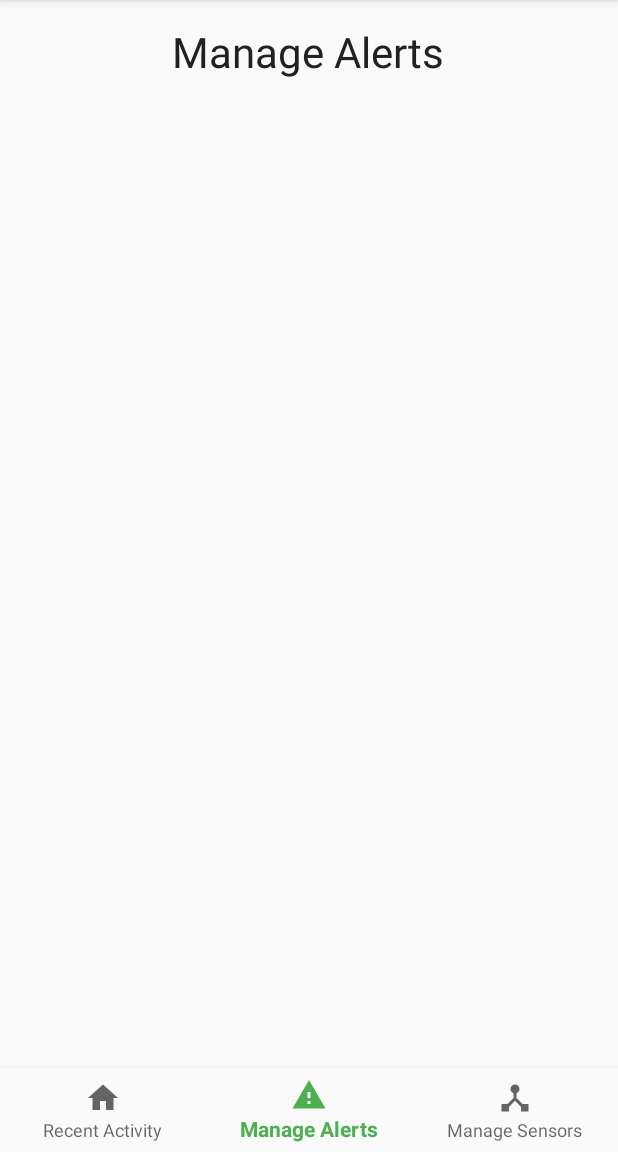
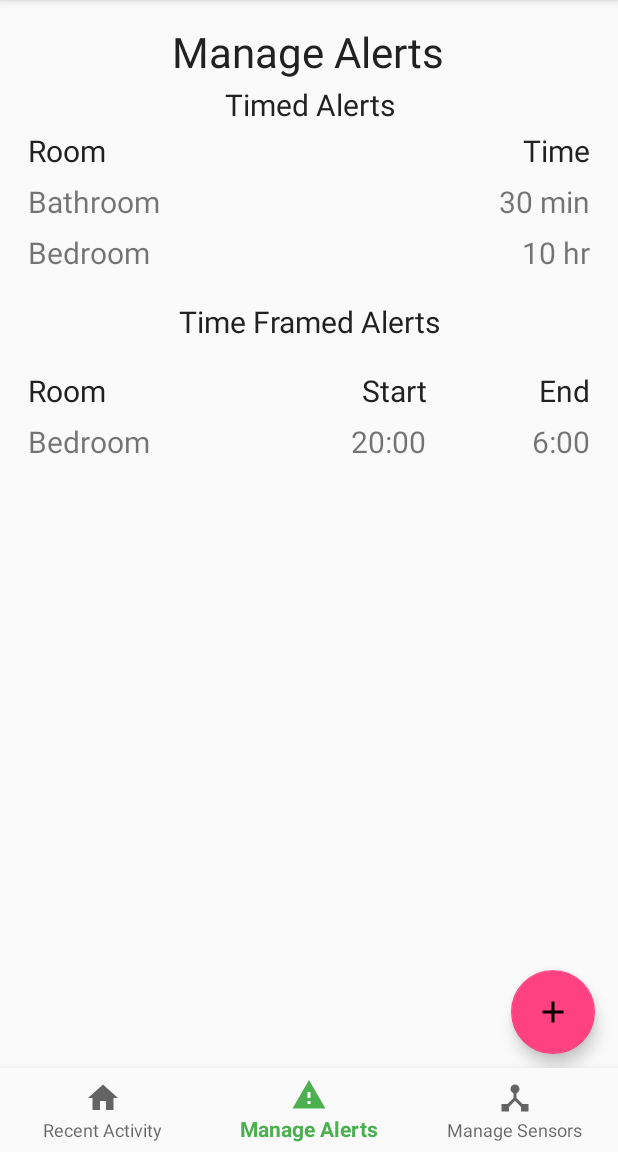
Before and after one commit to philippelorange/CareSense, an Android app: the screen it shows after launch (MainActivity), item 2 of the bottom bar chosen, on a phone screen of 412 x 824 dp, the part 84-1236 px from its top. Run offline under Robolectric (Android 15) with nearby library versions, the light colour scheme and no system bars; our stand-ins replace Firebase (no records; nobody signed in at launch, a user with empty details on screens opened directly).

Commit message:
fixed comments

```diff
--- /dev/null
+++ b/app/src/main/res/drawable-v24/ic_warning_red_24dp.xml
@@ -0,0 +1,9 @@
+<vector xmlns:android="http://schemas.android.com/apk/res/android"
+        android:width="24dp"
+        android:height="24dp"
+        android:viewportWidth="24.0"
+        android:viewportHeight="24.0">
+    <path
+        android:fillColor="#FF00"
+        android:pathData="M1,21h22L12,2 1,21zM13,18h-2v-2h2v2zM13,14h-2v-4h2v4z"/>
+</vector>
--- /dev/null
+++ b/app/src/main/res/drawable/ic_add_black_24dp.xml
@@ -0,0 +1,9 @@
+<vector xmlns:android="http://schemas.android.com/apk/res/android"
+        android:width="24dp"
+        android:height="24dp"
+        android:viewportWidth="24.0"
+        android:viewportHeight="24.0">
+    <path
+        android:fillColor="#FF000000"
+        android:pathData="M19,13h-6v6h-2v-6H5v-2h6V5h2v6h6v2z"/>
+</vector>
--- a/app/src/main/res/layout/fragment_alerts.xml
+++ b/app/src/main/res/layout/fragment_alerts.xml
@@ -13,16 +13,143 @@
         android:layout_height="wrap_content"
         android:text="@string/title_alerts"
         android:textColor="@color/primary_text"
-        android:textSize="28sp"/>
+        android:textSize="28sp"
+        android:layout_alignParentTop="true"/>
+    <LinearLayout
+        android:layout_width="match_parent"
+        android:layout_height="wrap_content"
+        android:orientation="vertical"
+        android:layout_marginTop="56dp">
+        <TextView
+            android:layout_width="match_parent"
+            android:layout_height="wrap_content"
+            android:textAlignment="center"
+            android:text="@string/alertTable"
+            android:textSize="20sp"
+            android:textColor="@color/primary_text"/>
+    <TableLayout
+        android:layout_width="match_parent"
+        android:layout_height="wrap_content"
 
-    <android.support.v7.widget.RecyclerView
-        android:id="@+id/alert_list"
-        android:layout_below="@+id/home_title"
-        android:layout_width="fill_parent"
+        android:layout_marginLeft="15dp"
+        android:layout_marginBottom="15dp"
+        android:layout_marginRight="15dp">
+        <TableRow android:layout_width="match_parent">
+            <TextView
+                android:layout_weight="1"
+                android:layout_column="1"
+                android:text="@string/roomTitle"
+                android:padding="3dp"
+                android:textSize="20sp"
+                android:textColor="@color/primary_text"
+                />
+            <TextView
+                android:layout_weight="1"
+                android:text="@string/timeTitle"
+                android:gravity="end"
+                android:padding="3dp"
+                android:textSize="20sp"
+                android:textColor="@color/primary_text"
+                />
+        </TableRow>
+
+        <TableRow android:layout_width="match_parent">
+            <TextView
+                android:layout_column="1"
+                android:layout_weight="1"
+                android:text="@string/alertRoom1"
+                android:padding="3dip"
+                android:textSize="20sp"/>
+            <TextView
+                android:text="@string/alertTime1"
+                android:layout_weight="1"
+                android:gravity="end"
+                android:padding="3dp"
+                android:textSize="20sp"/>
+        </TableRow>
+        <TableRow android:layout_width="match_parent">
+            <TextView
+                android:layout_column="1"
+                android:layout_weight="1"
+                android:text="@string/alertRoom2"
+                android:padding="3dip"
+                android:textSize="20sp"/>
+            <TextView
+                android:text="@string/alertTime2"
+                android:layout_weight="1"
+                android:gravity="end"
+                android:padding="3dp"
+                android:textSize="20sp"/>
+        </TableRow>
+
+    </TableLayout>
+        <TextView
+            android:layout_width="match_parent"
+            android:layout_height="wrap_content"
+            android:textAlignment="center"
+            android:text="@string/timeframeTable"
+            android:textSize="20sp"
+            android:textColor="@color/primary_text"/>
+        <TableLayout
+            android:layout_width="match_parent"
+            android:layout_height="wrap_content"
+            android:layout_margin="15dp">
+            <TableRow android:layout_width="match_parent">
+                <TextView
+                    android:layout_column="1"
+                    android:layout_weight="1"
+                    android:text="@string/roomTitle"
+                    android:padding="3dp"
+                    android:textSize="20sp"
+                    android:textColor="@color/primary_text"/>
+                <TextView
+                    android:text="@string/startTitle"
+                    android:layout_weight="1"
+                    android:gravity="end"
+                    android:padding="3dp"
+                    android:textSize="20sp"
+                    android:textColor="@color/primary_text"/>
+                <TextView
+                    android:layout_weight="1"
+                    android:text="@string/endTitle"
+                    android:gravity="end"
+                    android:padding="3dp"
+                    android:textSize="20sp"
+                    android:textColor="@color/primary_text"/>
+            </TableRow>
+            <TableRow android:layout_width="match_parent">
+                <TextView
+                    android:layout_column="1"
+                    android:layout_weight="1"
+                    android:text="@string/alertRoom2"
+                    android:padding="3dp"
+                    android:textSize="20sp"/>
+                <TextView
+                    android:text="@string/startTime1"
+                    android:layout_weight="1"
+                    android:gravity="end"
+                    android:padding="3dp"
+                    android:textSize="20sp"/>
+                <TextView
+                    android:layout_weight="1"
+                    android:text="@string/endTime1"
+                    android:padding="3dp"
+                    android:gravity="end"
+                    android:textSize="20sp"/>
+            </TableRow>
+        </TableLayout>
+    </LinearLayout>
+    <FrameLayout
+        android:layout_width="match_parent"
+        android:layout_height="match_parent"
+        android:layout_marginBottom="50dp">
+    <android.support.design.widget.FloatingActionButton
+        android:layout_width="match_parent"
         android:layout_height="wrap_content"
-        android:layout_centerHorizontal="true"
-        android:layout_margin="15dp"
-        android:scrollbars="vertical" />
+        android:src="@drawable/ic_add_black_24dp"
+        android:layout_gravity="end|bottom"
+        android:layout_margin="15dp" />
+    </FrameLayout>
 
 
 </RelativeLayout>
--- a/app/src/main/res/values/colors.xml
+++ b/app/src/main/res/values/colors.xml
@@ -8,5 +8,6 @@
     <color name="secondary_text">#757575</color>
     <color name="icons">#FFFFFF</color>
     <color name="divider">#BDBDBD</color>
+    <color name="red">#FF0000</color>
 
 </resources>
--- a/app/src/main/res/values/strings.xml
+++ b/app/src/main/res/values/strings.xml
@@ -13,6 +13,19 @@
     <string name="hours">Hours</string>
     <string name="nickameTitle">Room Nickname *Optional*</string>
     <string name="submit">Add Sensor</string>
+    <string name="alertRoom1">Bathroom</string>
+    <string name="alertTime1">30 min</string>
+    <string name="alertRoom2">Bedroom</string>
+    <string name="alertTime2">10 hr</string>
+    <string name="roomTitle">Room</string>
+    <string name="timeTitle">Time</string>
+    <string name="startTitle">Start</string>
+    <string name="endTitle">End</string>
+    <string name="startTime1">20:00</string>
+    <string name="endTime1">6:00</string>
+    <string name="alertTable">Timed Alerts</string>
+    <string name="timeframeTable">Time Framed Alerts</string>
+
     <string-array name="rooms">
         <item>Bedroom</item>
         <item>Bathroom</item>
```
